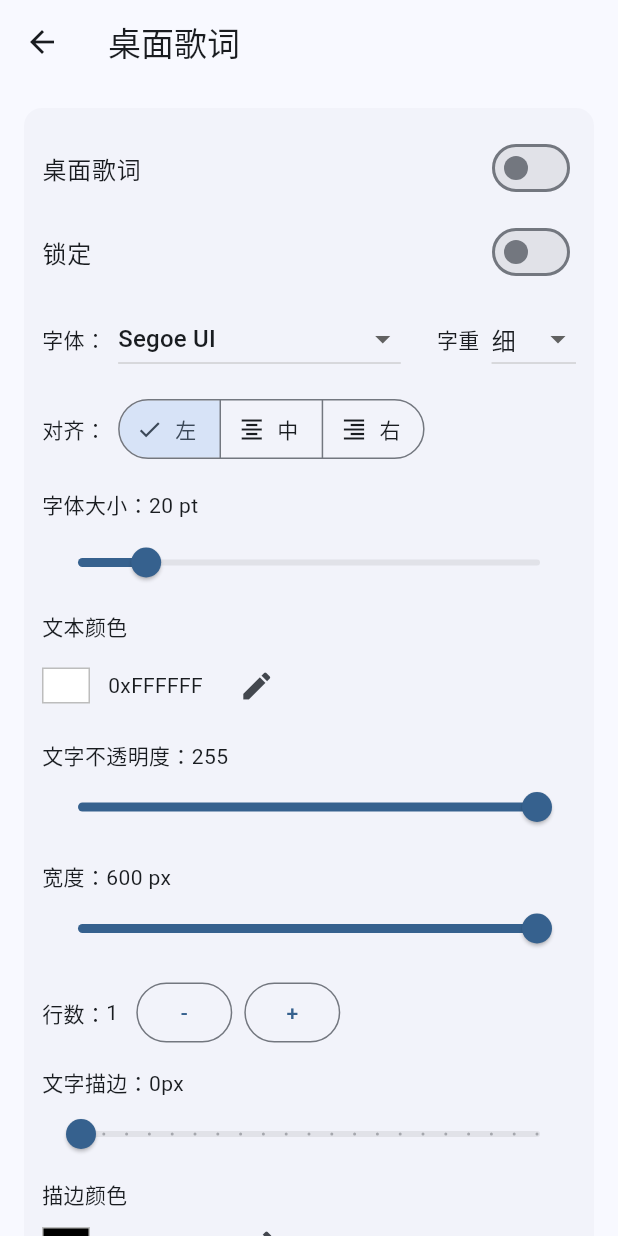
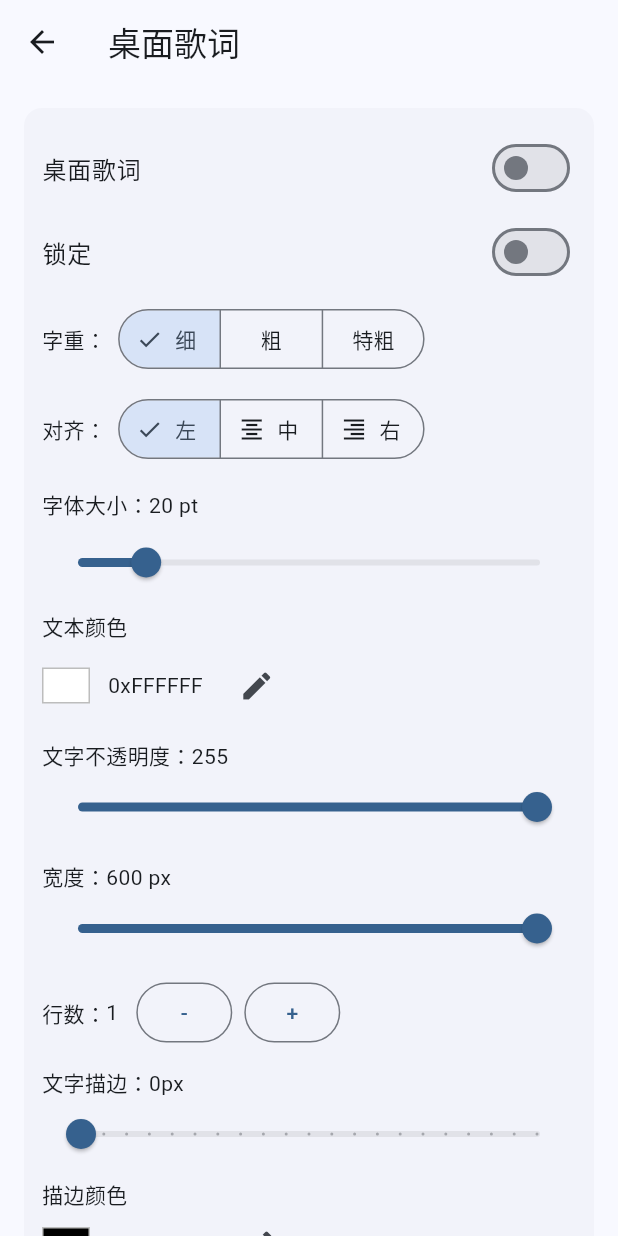
Before and after one commit to enten0103/tono_music, a Flutter app: the OverlaySettingsView screen opened by its route, on a phone screen of 412 x 824 dp. Run offline on Flutter 3.47's test engine with Material 3 defaults, Android fonts, the phone set to English and light mode, and no system bars; our stand-ins replace cached_network_image, file_picker, flutter_cache_manager, get, logger, shared_preferences; missing offline and left inert: audio_session, flutter_displaymode, flutter_js, media_kit, music_sdk, screen_retriever and 4 more; accounts and stored records are empty; statements that could not run were skipped.

Commit message:
feat(setting):安卓下不显示字体设置

```diff
--- a/lib/app/ui/settings/sections/overlay_settings_view.dart
+++ b/lib/app/ui/settings/sections/overlay_settings_view.dart
@@ -1,3 +1,5 @@
+import 'dart:io';
+
 import 'package:flutter/material.dart';
 import 'package:flutter/foundation.dart';
 import 'package:get/get.dart';
@@ -47,16 +49,22 @@ class OverlaySettingsView extends GetView<SettingsController> {
                     ),
                   ),
                   const SizedBox(height: 6),
+                  // 字体与字重改为上下两项：桌面端才显示字体选择；字重使用 SegmentedButton
+                  Column(
+                    crossAxisAlignment: CrossAxisAlignment.start,
+                    children: [
+                      if (Platform.isWindows ||
+                          Platform.isLinux ||
+                          Platform.isMacOS)
                         Row(
-                    children: [
-                      Expanded(
-                        child: Row(
                           children: [
                             const Text('字体：'),
                             const SizedBox(width: 8),
-                            Obx(() {
+                            Expanded(
+                              child: Obx(() {
                                 final fonts = controller.systemFonts;
-                              final value = controller.overlayFontFamily.value;
+                                final value =
+                                    controller.overlayFontFamily.value;
                                 final fallback = const [
                                   'Segoe UI',
                                   'Arial',
@@ -66,11 +74,11 @@ class OverlaySettingsView extends GetView<SettingsController> {
                                 ];
                                 final items = (fonts.isEmpty ? fallback : fonts)
                                     .toList();
-                              if (!items.contains(value) && value.isNotEmpty) {
+                                if (!items.contains(value) &&
+                                    value.isNotEmpty) {
                                   items.insert(0, value);
                                 }
-                              return Expanded(
-                                child: DropdownButton<String>(
+                                return DropdownButton<String>(
                                   isExpanded: true,
                                   value: value,
                                   items: items
@@ -86,53 +94,51 @@ class OverlaySettingsView extends GetView<SettingsController> {
                                       controller.setOverlayFontFamily(v);
                                     }
                                   },
-                                ),
                                 );
                               }),
+                            ),
                           ],
                         ),
-                      ),
-                      const SizedBox(width: 24),
-                      // 将“加粗”替换为字重选择
-                      Row(
-                        children: [
-                          const Text('字重'),
-                          const SizedBox(width: 8),
+                      if (Platform.isWindows ||
+                          Platform.isLinux ||
+                          Platform.isMacOS)
+                        const SizedBox(height: 12),
                       Obx(() {
                         final w = controller.overlayFontWeight.value;
-                            const options = <int>[500, 600, 900];
-                            String labelOf(int v) {
-                              switch (v) {
-                                case 500:
-                                  return '细';
-                                case 600:
-                                  return '粗';
-                                case 900:
-                                  return '特粗';
-                                default:
-                                  return '$v';
-                              }
-                            }
-
-                            return DropdownButton<int>(
-                              value: w,
-                              items: options
-                                  .map(
-                                    (v) => DropdownMenuItem(
-                                      value: v,
-                                      child: Text(labelOf(v)),
+                        final selected = <int>{w};
+                        return Row(
+                          children: [
+                            const Text('字重：'),
+                            const SizedBox(width: 8),
+                            SegmentedButton<int>(
+                              segments: const <ButtonSegment<int>>[
+                                ButtonSegment<int>(
+                                  value: 500,
+                                  label: Text('细'),
                                 ),
-                                  )
-                                  .toList(),
-                              onChanged: (v) {
-                                if (v != null) {
-                                  controller.setOverlayFontWeight(v);
+                                ButtonSegment<int>(
+                                  value: 600,
+                                  label: Text('粗'),
+                                ),
+                                ButtonSegment<int>(
+                                  value: 900,
+                                  label: Text('特粗'),
+                                ),
+                              ],
+                              selected: selected,
+                              emptySelectionAllowed: false,
+                              multiSelectionEnabled: false,
+                              onSelectionChanged: (newSelection) {
+                                if (newSelection.isNotEmpty) {
+                                  controller.setOverlayFontWeight(
+                                    newSelection.first,
+                                  );
                                 }
                               },
+                            ),
+                          ],
                         );
                       }),
-                        ],
-                      ),
                     ],
                   ),
                   const SizedBox(height: 12),
```
Also changed, not shown: 3 other files. Lines whose indentation alone changed are shown as unchanged.
